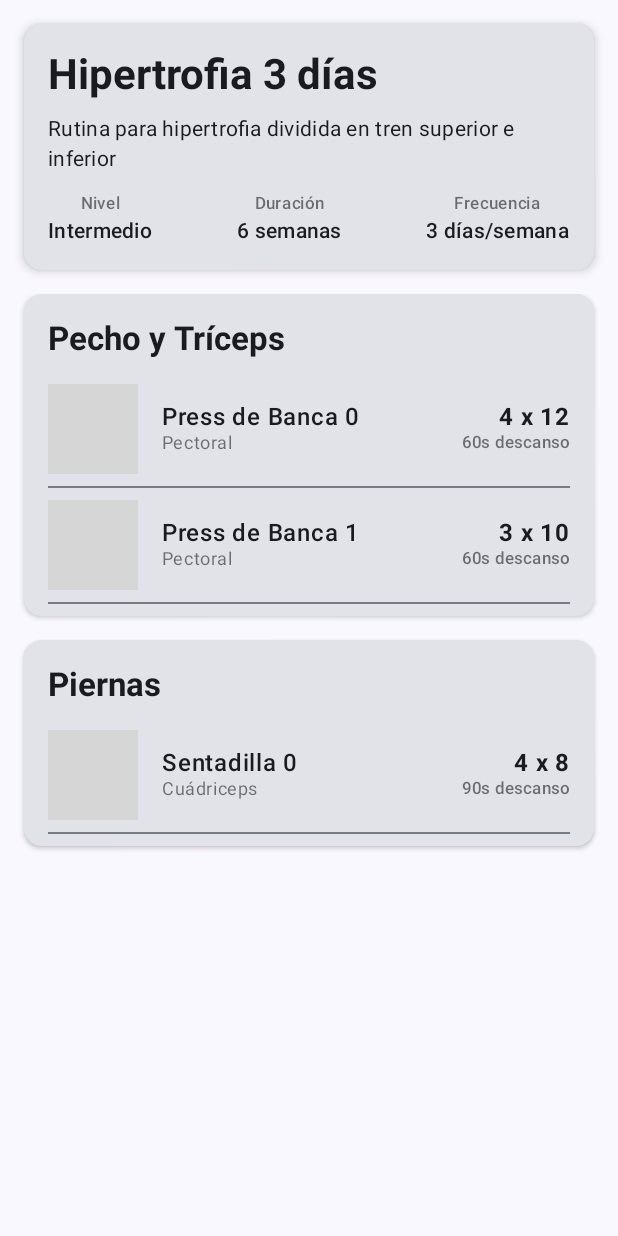
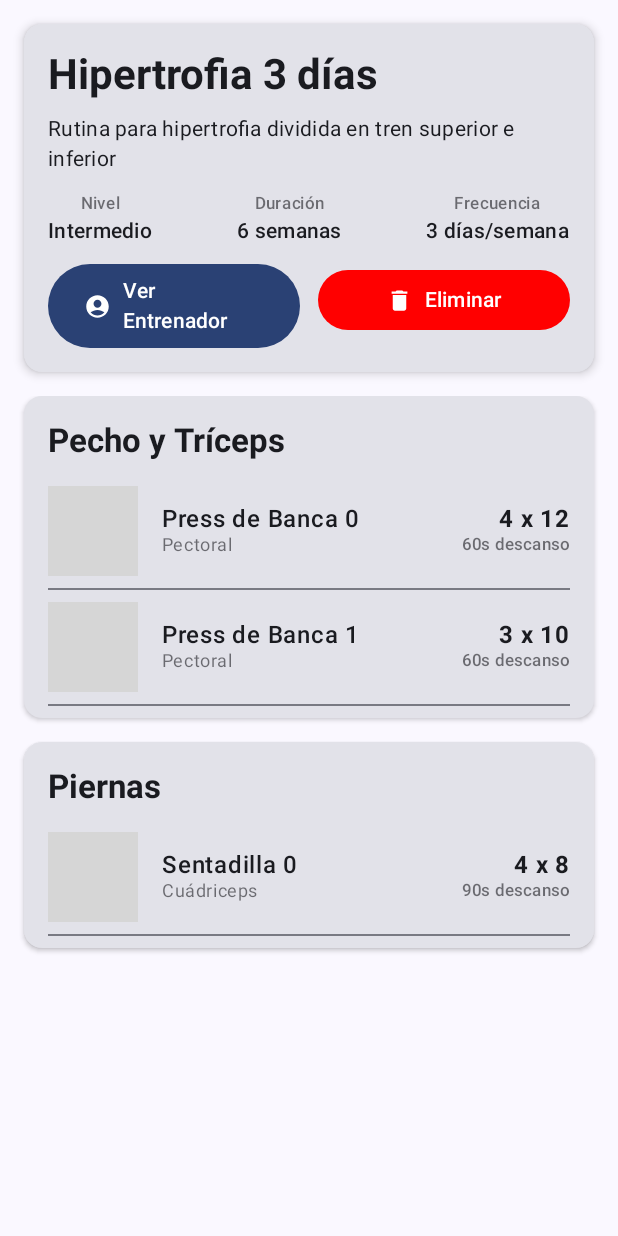
Before and after one commit to jesus2419/GYM-Android, an Android app built with Jetpack Compose: the composable RoutineScreen called with sample values from the repository, on a phone screen of 412 x 824 dp. Run offline under Robolectric (Android 15) with nearby library versions, the phone set to English and light mode, and no system bars; pictures from the network do not load; grey boxes are pictures that could not be loaded.

Commit message:
boton y logica de eliminar rutina

```diff
--- a/app/src/main/java/com/example/gymandroid/view/RoutineScreen.kt
+++ b/app/src/main/java/com/example/gymandroid/view/RoutineScreen.kt
@@ -4,7 +4,10 @@ import androidx.compose.foundation.layout.*
 import androidx.compose.foundation.lazy.LazyColumn
 import androidx.compose.foundation.lazy.items
 import androidx.compose.material.icons.Icons
+import androidx.compose.material.icons.filled.AccountCircle
 import androidx.compose.material.icons.filled.ArrowBack
+import androidx.compose.material.icons.filled.Delete
+import androidx.compose.material.icons.filled.Save
 import androidx.compose.material3.*
 import androidx.compose.runtime.*
 import androidx.compose.ui.Alignment
@@ -14,6 +17,7 @@ import androidx.compose.ui.text.font.FontWeight
 import androidx.compose.ui.tooling.preview.Preview
 import androidx.compose.ui.unit.dp
 import androidx.compose.ui.unit.sp
+import androidx.lifecycle.viewmodel.compose.viewModel
 import androidx.navigation.NavController
 import androidx.navigation.compose.rememberNavController
 import coil.compose.AsyncImage
@@ -25,6 +29,8 @@ import com.example.gymandroid.model.RoutineDay
 import com.example.gymandroid.model.RoutineDayExercise
 import com.example.gymandroid.model.RoutineDayExerciseWithDetails
 import com.example.gymandroid.ui.theme.AppTheme
+import com.example.gymandroid.viewmodel.HomeViewModel
+import com.example.gymandroid.viewmodel.routineViewModel
 
 @OptIn(ExperimentalMaterial3Api::class)
 @Composable
@@ -41,7 +47,7 @@ fun RoutineScreen(
                 .fillMaxSize()
         ) {
             // Encabezado de la rutina
-            RoutineHeader(routine = routine)
+            RoutineHeader(routine = routine, navController)
 
             // Lista de días con ejercicios
             LazyColumn(
@@ -59,7 +65,10 @@ fun RoutineScreen(
 }
 
 @Composable
-private fun RoutineHeader(routine: FullRoutine) {
+private fun RoutineHeader(routine: FullRoutine, navController: NavController) {
+
+    val viewModel: routineViewModel = viewModel()
+
     Card(
         modifier = Modifier
             .fillMaxWidth()
@@ -82,6 +91,7 @@ private fun RoutineHeader(routine: FullRoutine) {
                 style = MaterialTheme.typography.bodyMedium
             )
 
+
             Spacer(modifier = Modifier.height(12.dp))
 
             Row(
@@ -100,6 +110,43 @@ private fun RoutineHeader(routine: FullRoutine) {
                     label = "Frecuencia",
                     value = "${routine.routine.frequencyPerWeek} días/semana"
                 )
+
+            }
+            Row(
+                modifier = Modifier
+                    .fillMaxWidth()
+                    .padding(top = 12.dp),
+                horizontalArrangement = Arrangement.spacedBy(12.dp)
+            ) {
+                Button(
+                    onClick = { /* Acción ir al perfil */ },
+                    modifier = Modifier.weight(1f)
+                ) {
+                    Icon(
+                        imageVector = Icons.Default.AccountCircle,
+                        contentDescription = "Entrenador",
+                        modifier = Modifier.size(18.dp)
+                    )
+                    Spacer(modifier = Modifier.width(8.dp))
+                    Text("Ver Entrenador")
+                }
+
+                Button(
+                    onClick = { if(viewModel.deleteroutine(routine)){
+                        navController.navigate("favorites")
+
+                    } },
+                    colors = ButtonDefaults.buttonColors(containerColor = Color.Red),
+                    modifier = Modifier.weight(1f)
+                ) {
+                    Icon(
+                        imageVector = Icons.Default.Delete,
+                        contentDescription = "Eliminar rutina",
+                        modifier = Modifier.size(18.dp)
+                    )
+                    Spacer(modifier = Modifier.width(8.dp))
+                    Text("Eliminar")
+                }
             }
         }
     }
--- /dev/null
+++ b/app/src/main/java/com/example/gymandroid/viewmodel/routineViewModel.kt
@@ -0,0 +1,51 @@
+package com.example.gymandroid.viewmodel
+
+
+
+import android.app.Application
+import android.util.Log
+import androidx.compose.material3.Text
+import androidx.lifecycle.AndroidViewModel
+import androidx.lifecycle.ViewModel
+import androidx.lifecycle.viewModelScope
+import com.example.gymandroid.model.Category
+import com.example.gymandroid.model.Exercise
+import com.example.gymandroid.model.ExerciseDBHandler
+import com.example.gymandroid.model.ExerciseRepository
+import com.example.gymandroid.model.FullRoutine
+import kotlinx.coroutines.delay
+import kotlinx.coroutines.flow.MutableStateFlow
+import kotlinx.coroutines.flow.StateFlow
+import kotlinx.coroutines.flow.asStateFlow
+import kotlinx.coroutines.launch
+
+
+class routineViewModel(application: Application) : AndroidViewModel(application) {
+
+    private val dbHandler = ExerciseDBHandler(application)
+
+
+
+
+
+    fun deleteroutine(routine: FullRoutine) : Boolean   {
+        try {
+            dbHandler.deleteRoutineById(routine.routine.id)
+            Log.d("RoutineViewModel", "Routine deleted successfully: ${routine.routine.id}")
+            return true
+        } catch (e: Exception) {
+            Log.e("RoutineViewModel", "Error deleting routine: ${routine.routine.id}", e)
+        }
+        return false
+
+    }
+
+
+
+
+
+
+
+
+
+}
```
